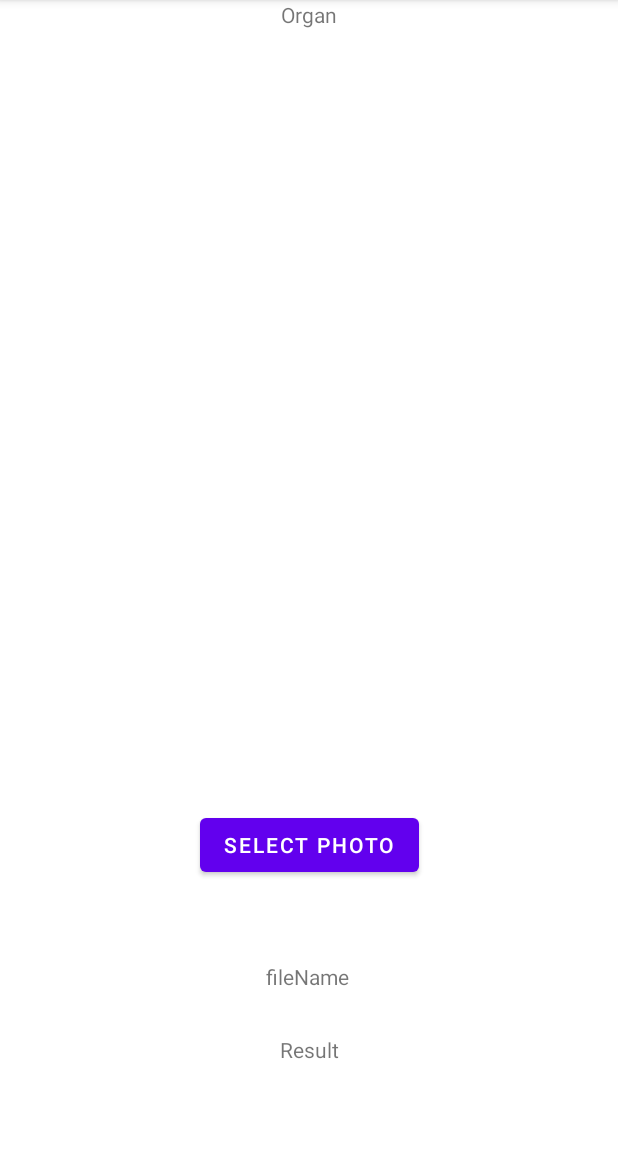
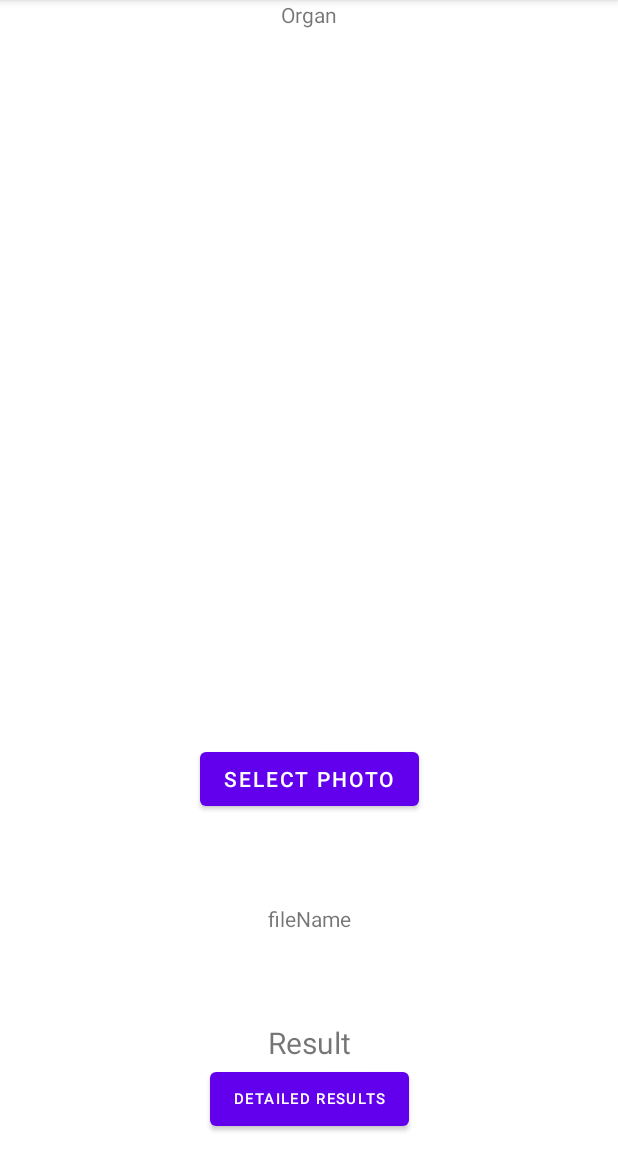
Before and after one commit to alsdn2025/Project_WP_Classification, an Android app: the InputDataActivity screen opened directly, with no data from a screen before it, on a phone screen of 412 x 824 dp, the part 84-1236 px from its top. Run offline under Robolectric (Android 15) with nearby library versions, the phone set to English and light mode, and no system bars; libraries missing offline, so code that uses them is left out: org.tensorflow.lite; pictures from the network do not load; 12 statements that could not run were skipped.

Commit message:
Added detailed result Activity & Change the return value of method 'classify'

```diff
--- a/app/src/main/res/layout/activity_input_data.xml
+++ b/app/src/main/res/layout/activity_input_data.xml
@@ -32,7 +32,7 @@
         android:layout_width="wrap_content"
         android:layout_height="wrap_content"
         android:text="@string/select_photo"
-        app:layout_constraintBottom_toTopOf="@+id/output_textView"
+        app:layout_constraintBottom_toTopOf="@+id/filename_textview"
         app:layout_constraintEnd_toEndOf="parent"
         app:layout_constraintStart_toStartOf="parent"
         app:layout_constraintTop_toBottomOf="@+id/imageView" />
@@ -42,22 +42,32 @@
         android:layout_width="wrap_content"
         android:layout_height="wrap_content"
         android:text="@string/filename"
-        app:layout_constraintBottom_toBottomOf="parent"
+        app:layout_constraintBottom_toTopOf="@+id/output_textView"
         app:layout_constraintEnd_toEndOf="parent"
-        app:layout_constraintHorizontal_bias="0.498"
         app:layout_constraintStart_toStartOf="parent"
-        app:layout_constraintTop_toBottomOf="@+id/selectBtn"
-        app:layout_constraintVertical_bias="0.335" />
+        app:layout_constraintTop_toBottomOf="@+id/selectBtn" />
 
     <TextView
         android:id="@+id/output_textView"
         android:layout_width="wrap_content"
         android:layout_height="wrap_content"
         android:text="@string/result"
+        android:textSize="20sp"
         app:layout_constraintBottom_toBottomOf="parent"
         app:layout_constraintEnd_toEndOf="parent"
         app:layout_constraintStart_toStartOf="parent"
         app:layout_constraintTop_toBottomOf="@+id/filename_textview"
         app:layout_constraintVertical_bias="0.337" />
 
+    <Button
+        android:id="@+id/detailBtn"
+        android:layout_width="wrap_content"
+        android:layout_height="wrap_content"
+        android:text="@string/detail"
+        android:textSize="10sp"
+        app:layout_constraintTop_toBottomOf="@+id/output_textView"
+        app:layout_constraintStart_toStartOf="parent"
+        app:layout_constraintEnd_toEndOf="parent"
+        tools:ignore="SmallSp" />
+
 </androidx.constraintlayout.widget.ConstraintLayout>
--- a/app/src/main/res/values/strings.xml
+++ b/app/src/main/res/values/strings.xml
@@ -8,4 +8,5 @@
     <string name="select_photo">Select Photo</string>
     <string name="filename">fileName</string>
     <string name="result">Result</string>
+    <string name="detail">Detailed results</string>
 </resources>
```
Also changed, not shown: app/src/main/AndroidManifest.xml (+7 -0 lines), app/src/main/java/com/example/tflite_test/ClassifierWithTFLiteSupport.java (+24 -24 lines), app/src/main/java/com/example/tflite_test/InputDataActivity.java (+26 -4 lines), app/src/main/java/com/example/tflite_test/detailedOutputActivity.java (added, +20 -0 lines), app/src/main/res/layout/activity_detailed_ouput.xml (added, +40 -0 lines).
